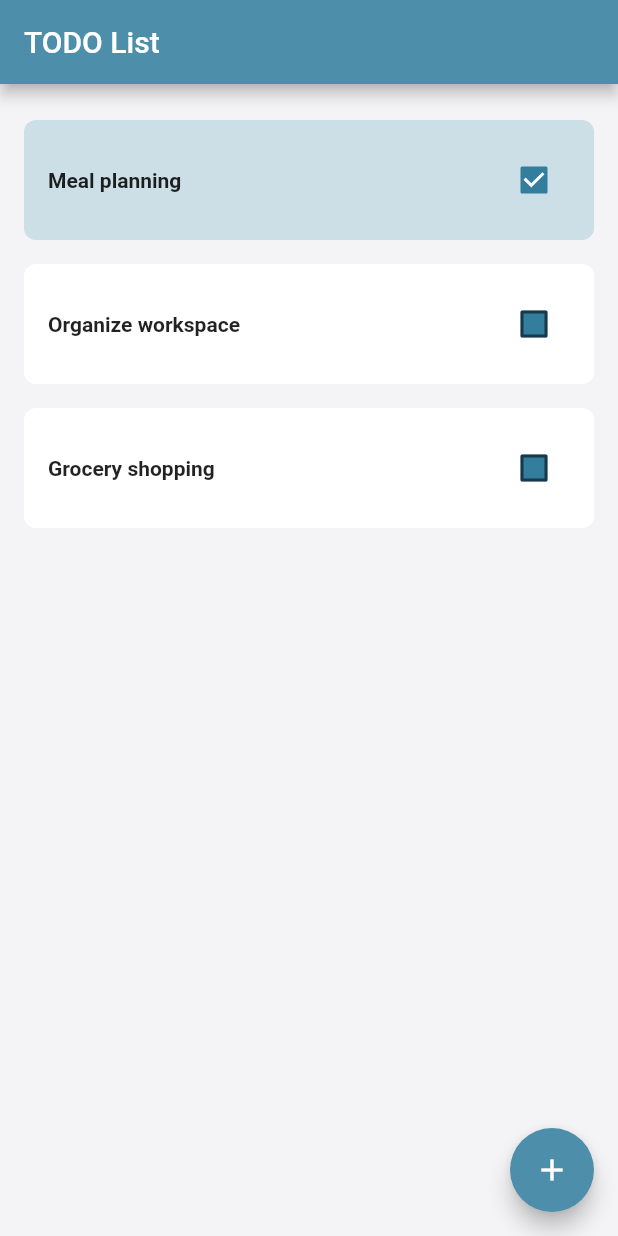
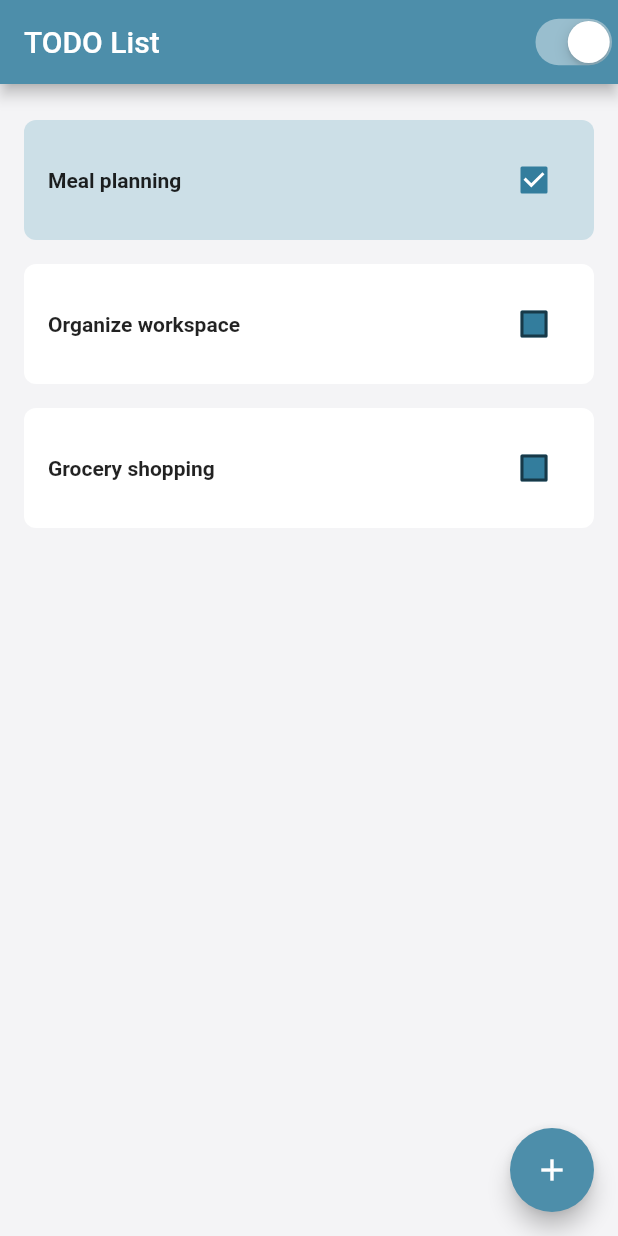
Before and after one commit to RobertApikyan/TodoList, a Flutter app: the screen it shows after launch, on a phone screen of 412 x 824 dp. Run offline on Flutter 3.47's test engine with Material 2 defaults, Android fonts, the phone set to English and light mode, and no system bars; our stand-ins replace flutter_hooks, flutter_riverpod, hooks_riverpod.

Commit message:
Theme switch integrated

```diff
--- a/lib/main.dart
+++ b/lib/main.dart
@@ -1,6 +1,7 @@
 import 'package:flutter/material.dart';
 import 'package:flutter_riverpod/flutter_riverpod.dart';
-import 'package:provider_sample/styles/app_color.dart';
+import 'package:provider_sample/styles/app_colors.dart';
+import 'package:provider_sample/styles/app_themes.dart';
 import 'package:provider_sample/todo_screen.dart';
 
 void main() {
@@ -11,21 +12,18 @@ void main() {
   );
 }
 
+final themeProvider = StateProvider((ref) => ThemeMode.light);
+
 class App extends ConsumerWidget {
   const App({super.key});
 
   @override
   Widget build(BuildContext context, WidgetRef ref) {
+    final themeMode = ref.watch(themeProvider);
     return MaterialApp(
-      theme: ThemeData(
-          primaryColor: AppColors.blue,
-          appBarTheme: const AppBarTheme(backgroundColor: AppColors.blue),
-          scaffoldBackgroundColor: AppColors.neutral[0],
-          checkboxTheme: CheckboxThemeData(
-              checkColor: MaterialStateProperty.all(AppColors.black[0]),
-              fillColor: MaterialStateProperty.all(AppColors.blue[80])),
-          floatingActionButtonTheme: const FloatingActionButtonThemeData(
-              backgroundColor: AppColors.blue)),
+      themeMode: themeMode,
+      theme: AppThemes.light(),
+      darkTheme: AppThemes.dark(),
       home: const TodoScreen(),
     );
   }
--- a/lib/styles/app_color.dart
+++ b/lib/styles/app_colors.dart
@@ -57,6 +57,4 @@ class AppColors {
     100: Color(0xFF33323F),
   });
   static const int _neutralPrimary = 0xFFA9A8B5;
-
-
 }
--- /dev/null
+++ b/lib/styles/app_themes.dart
@@ -0,0 +1,26 @@
+import 'package:flutter/material.dart';
+import 'package:provider_sample/styles/app_colors.dart';
+
+class AppThemes {
+  static light() => ThemeData(
+      primaryColor: AppColors.blue,
+      appBarTheme: const AppBarTheme(backgroundColor: AppColors.blue),
+      scaffoldBackgroundColor: AppColors.neutral[0],
+      checkboxTheme: CheckboxThemeData(
+        checkColor: MaterialStateProperty.all(AppColors.black[0]),
+        fillColor: MaterialStateProperty.all(AppColors.blue[80]),
+      ),
+      floatingActionButtonTheme:
+          const FloatingActionButtonThemeData(backgroundColor: AppColors.blue));
+
+  static dark() => ThemeData(
+      primaryColor: AppColors.blue,
+      appBarTheme: const AppBarTheme(backgroundColor: AppColors.blue),
+      scaffoldBackgroundColor: AppColors.black[90],
+      checkboxTheme: CheckboxThemeData(
+        checkColor: MaterialStateProperty.all(AppColors.black[0]),
+        fillColor: MaterialStateProperty.all(AppColors.blue[80]),
+      ),
+      floatingActionButtonTheme:
+          const FloatingActionButtonThemeData(backgroundColor: AppColors.blue));
+}
--- a/lib/todo_model.dart
+++ b/lib/todo_model.dart
@@ -1,5 +1,5 @@
 import 'package:flutter/material.dart';
-import 'package:provider_sample/styles/app_color.dart';
+import 'package:provider_sample/styles/app_colors.dart';
 
 class Todo {
   const Todo({
--- a/lib/todo_screen.dart
+++ b/lib/todo_screen.dart
@@ -1,6 +1,8 @@
+import 'package:flutter/cupertino.dart';
 import 'package:flutter/material.dart';
-import 'package:flutter_hooks/flutter_hooks.dart';
 import 'package:flutter_riverpod/flutter_riverpod.dart';
+import 'package:provider_sample/main.dart';
+import 'package:provider_sample/styles/app_colors.dart';
 import 'package:provider_sample/todo_create.dart';
 import 'package:provider_sample/todo_item.dart';
 import 'package:provider_sample/todo_model.dart';
@@ -53,7 +55,15 @@ class TodoScreen extends ConsumerWidget {
 
   @override
   Widget build(BuildContext context, WidgetRef ref) => Scaffold(
-        appBar: AppBar(title: const Text('TODO List')),
+        appBar: AppBar(title: const Text('TODO List'), actions: [
+          CupertinoSwitch(
+            activeColor: AppColors.blue[40],
+            trackColor: AppColors.black,
+            value: ref.watch(themeProvider) == ThemeMode.light,
+            onChanged: (value) => ref.read(themeProvider.notifier).state =
+                value ? ThemeMode.light : ThemeMode.dark,
+          )
+        ]),
         body: ref.watch(todoVmsProvider).when(
               data: (data) => _dataContent(context, ref, data),
               error: (error, stackTrace) => errorBuilder(context),
```
